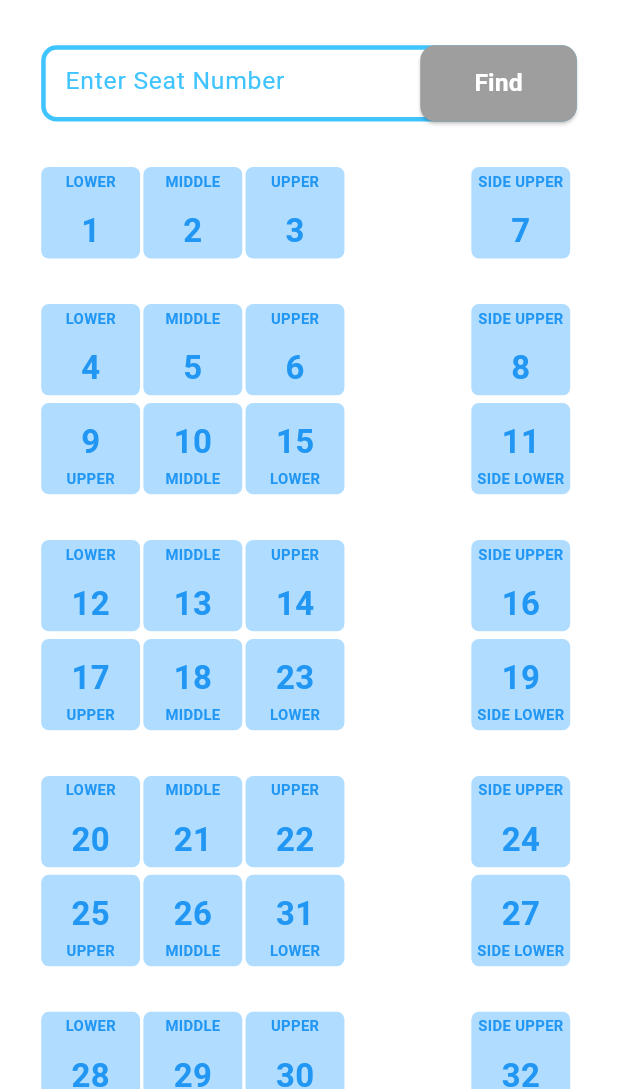
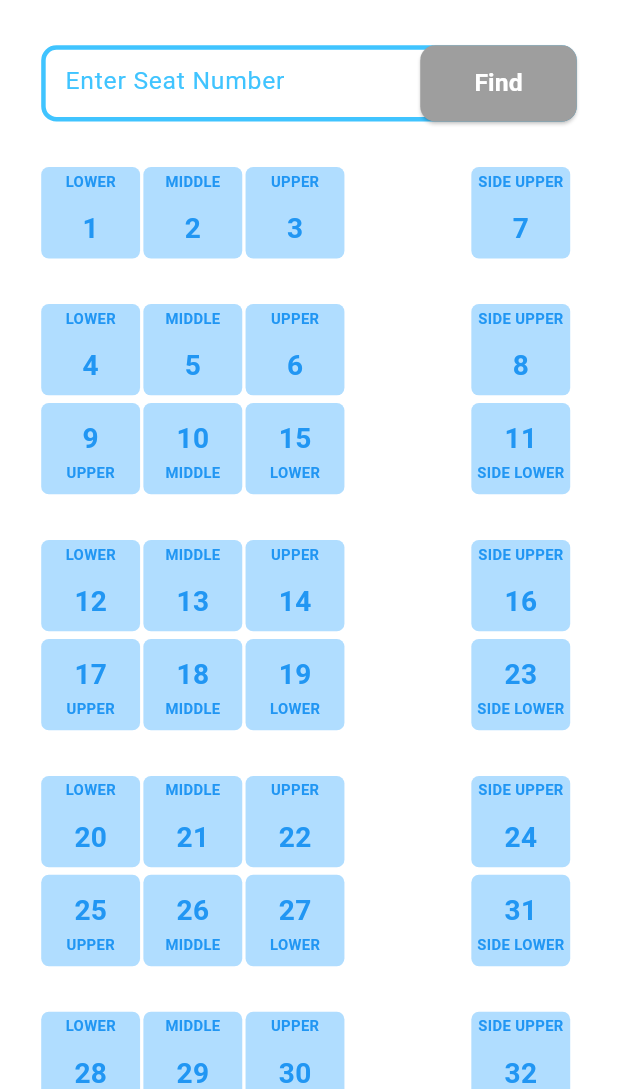
Before and after one commit to Amrut-03/Seat_finder, a Flutter app: the screen it shows after launch, on a phone screen of 412 x 824 dp, the part 147-1236 px from its top. Run offline on Flutter 3.47's test engine with Material 3 defaults, Android fonts, the phone set to English and light mode, and no system bars; our stand-ins replace flutter_screenutil.

Commit message:
step 1 finished

```diff
--- a/lib/Home_page.dart
+++ b/lib/Home_page.dart
@@ -113,9 +113,9 @@ class _home_pageState extends State<home_page> {
                     lower_seat(num1:'9', num2: '10', num4: '11', LSeat: klow,
                       MSeat: kmid, USeat: kupr, SLSeat: kslow, num3: '15',
                       UpdateCLR1: Enter_S_no == '9' ? Change_Clr : Clrbutton, UpdateCLR2: Enter_S_no == '10' ? Change_Clr : Clrbutton,
-                      UpdateCLR3: Enter_S_no == '11' ? Change_Clr : Clrbutton, UpdateCLR4: Enter_S_no == '15' ? Change_Clr : Clrbutton,
+                      UpdateCLR3: Enter_S_no == '15' ? Change_Clr : Clrbutton, UpdateCLR4: Enter_S_no == '11' ? Change_Clr : Clrbutton,
                       UpdateTxtCLR1: Enter_S_no == '9' ? NTxt_Clr : Txt_Clr, UpdateTxtCLR2: Enter_S_no == '10' ? NTxt_Clr : Txt_Clr,
-                      UpdateTxtCLR3: Enter_S_no == '11' ? NTxt_Clr : Txt_Clr, UpdateTxtCLR4: Enter_S_no == '15' ? NTxt_Clr : Txt_Clr,),
+                      UpdateTxtCLR3: Enter_S_no == '15' ? NTxt_Clr : Txt_Clr, UpdateTxtCLR4: Enter_S_no == '11' ? NTxt_Clr : Txt_Clr,),
                     SizedBox(height: 30.h,),
                     upper_seat(num1: '12', num2: '13', num3: '14', num4: '16',
                       Useat: kupr, Mseat: kmid, Lseat: klow, SUseat: ksupr,
@@ -124,8 +124,8 @@ class _home_pageState extends State<home_page> {
                       UpdateTxtCLR1: Enter_S_no == '12' ? NTxt_Clr : Txt_Clr, UpdateTxtCLR2: Enter_S_no == '13' ? NTxt_Clr : Txt_Clr,
                       UpdateTxtCLR3: Enter_S_no == '14' ? NTxt_Clr : Txt_Clr, UpdateTxtCLR4: Enter_S_no == '16' ? NTxt_Clr : Txt_Clr,),
                     SizedBox(height: 5.h,),
-                    lower_seat(num1:'17', num2: '18', num4: '19', LSeat: klow,
-                      MSeat: kmid, USeat: kupr, SLSeat: kslow, num3: '23',
+                    lower_seat(num1:'17', num2: '18', num4: '23', LSeat: klow,
+                      MSeat: kmid, USeat: kupr, SLSeat: kslow, num3: '19',
                       UpdateCLR1: Enter_S_no == '17' ? Change_Clr : Clrbutton, UpdateCLR2: Enter_S_no == '18' ? Change_Clr : Clrbutton,
                       UpdateCLR3: Enter_S_no == '19' ? Change_Clr : Clrbutton, UpdateCLR4: Enter_S_no == '23' ? Change_Clr : Clrbutton,
                       UpdateTxtCLR1: Enter_S_no == '17' ? NTxt_Clr : Txt_Clr, UpdateTxtCLR2: Enter_S_no == '18' ? NTxt_Clr : Txt_Clr,
@@ -138,8 +138,8 @@ class _home_pageState extends State<home_page> {
                       UpdateTxtCLR1: Enter_S_no == '20' ? NTxt_Clr : Txt_Clr, UpdateTxtCLR2: Enter_S_no == '21' ? NTxt_Clr : Txt_Clr,
                       UpdateTxtCLR3: Enter_S_no == '22' ? NTxt_Clr : Txt_Clr, UpdateTxtCLR4: Enter_S_no == '24' ? NTxt_Clr : Txt_Clr,),
                     SizedBox(height: 5.h,),
-                    lower_seat(num1:'25', num2: '26', num4: '27', LSeat: klow,
-                      MSeat: kmid, USeat: kupr, SLSeat: kslow, num3: '31',
+                    lower_seat(num1:'25', num2: '26', num4: '31', LSeat: klow,
+                      MSeat: kmid, USeat: kupr, SLSeat: kslow, num3: '27',
                       UpdateCLR1: Enter_S_no == '25' ? Change_Clr : Clrbutton, UpdateCLR2: Enter_S_no == '26' ? Change_Clr : Clrbutton,
                       UpdateCLR3: Enter_S_no == '27' ? Change_Clr : Clrbutton, UpdateCLR4: Enter_S_no == '31' ? Change_Clr : Clrbutton,
                       UpdateTxtCLR1: Enter_S_no == '25' ? NTxt_Clr : Txt_Clr, UpdateTxtCLR2: Enter_S_no == '26' ? NTxt_Clr : Txt_Clr,
@@ -152,12 +152,12 @@ class _home_pageState extends State<home_page> {
                       UpdateTxtCLR1: Enter_S_no == '28' ? NTxt_Clr : Txt_Clr, UpdateTxtCLR2: Enter_S_no == '29' ? NTxt_Clr : Txt_Clr,
                       UpdateTxtCLR3: Enter_S_no == '30' ? NTxt_Clr : Txt_Clr, UpdateTxtCLR4: Enter_S_no == '32' ? NTxt_Clr : Txt_Clr,),
                     SizedBox(height: 5.h,),
-                    lower_seat(num1:'33', num2: '34', num4: '35', LSeat: klow,
-                      MSeat: kmid, USeat: kupr, SLSeat: kslow, num3: '39',
+                    lower_seat(num1:'33', num2: '34', num4: '39', LSeat: klow,
+                      MSeat: kmid, USeat: kupr, SLSeat: kslow, num3: '35',
                       UpdateCLR1: Enter_S_no == '33' ? Change_Clr : Clrbutton, UpdateCLR2: Enter_S_no == '34' ? Change_Clr : Clrbutton,
                       UpdateCLR3: Enter_S_no == '35' ? Change_Clr : Clrbutton, UpdateCLR4: Enter_S_no == '39' ? Change_Clr : Clrbutton,
                       UpdateTxtCLR1: Enter_S_no == '33' ? NTxt_Clr : Txt_Clr, UpdateTxtCLR2: Enter_S_no == '34' ? NTxt_Clr : Txt_Clr,
-                      UpdateTxtCLR3: Enter_S_no == '35' ? NTxt_Clr : Txt_Clr, UpdateTxtCLR4: Enter_S_no == '3' ? NTxt_Clr : Txt_Clr,),
+                      UpdateTxtCLR3: Enter_S_no == '35' ? NTxt_Clr : Txt_Clr, UpdateTxtCLR4: Enter_S_no == '39' ? NTxt_Clr : Txt_Clr,),
                     SizedBox(height: 30.h,),
                   ],
                 ),
--- a/lib/lower_seat.dart
+++ b/lib/lower_seat.dart
@@ -50,7 +50,7 @@ class _lower_seatState extends State<lower_seat> {
                   Padding(
                     padding: EdgeInsets.only(top: 10.h,bottom: 3.h),
                     child: Text(widget.num1,style: TextStyle(
-                        fontSize: 20.sp,
+                        fontSize: 17.sp,
                         fontWeight: FontWeight.bold,
                         color: widget.UpdateTxtCLR1,
                     ),),
@@ -78,7 +78,7 @@ class _lower_seatState extends State<lower_seat> {
                   Padding(
                     padding: EdgeInsets.only(top: 10.h,bottom: 3.h),
                     child: Text(widget.num2,style: TextStyle(
-                        fontSize: 20.sp,
+                        fontSize: 17.sp,
                         fontWeight: FontWeight.bold,
                         color: widget.UpdateTxtCLR2,
                     ),),
@@ -106,7 +106,7 @@ class _lower_seatState extends State<lower_seat> {
                   Padding(
                     padding: EdgeInsets.only(top: 10.h,bottom: 3.h),
                     child: Text(widget.num3,style: TextStyle(
-                        fontSize: 20.sp,
+                        fontSize: 17.sp,
                         fontWeight: FontWeight.bold,
                         color: widget.UpdateTxtCLR3,
                     ),),
@@ -133,7 +133,7 @@ class _lower_seatState extends State<lower_seat> {
                   Padding(
                     padding: EdgeInsets.only(top: 10.h,bottom: 3.h),
                     child: Text(widget.num4,style: TextStyle(
-                        fontSize: 20.sp,
+                        fontSize: 17.sp,
                         fontWeight: FontWeight.bold,
                         color: widget.UpdateTxtCLR4,
                     ),),
--- a/lib/upper_seat.dart
+++ b/lib/upper_seat.dart
@@ -57,7 +57,7 @@ class _upper_seatState extends State<upper_seat> {
                     ),),
                   ),
                   Text(widget.num1,style: TextStyle(
-                      fontSize: 20.sp,
+                      fontSize: 17.sp,
                       fontWeight: FontWeight.bold,
                       color: widget.UpdateTxtCLR1,
                   ),)
@@ -85,7 +85,7 @@ class _upper_seatState extends State<upper_seat> {
                     ),),
                   ),
                   Text(widget.num2,style: TextStyle(
-                      fontSize: 20.sp,
+                      fontSize: 17.sp,
                       fontWeight: FontWeight.bold,
                       color: widget.UpdateTxtCLR2,
                   ),)
@@ -113,7 +113,7 @@ class _upper_seatState extends State<upper_seat> {
                     ),),
                   ),
                   Text(widget.num3,style: TextStyle(
-                      fontSize: 20.sp,
+                      fontSize: 17.sp,
                       fontWeight: FontWeight.bold,
                       color: widget.UpdateTxtCLR3,
                   ),)
@@ -140,7 +140,7 @@ class _upper_seatState extends State<upper_seat> {
                     ),),
                   ),
                   Text(widget.num4,style: TextStyle(
-                      fontSize: 20.sp,
+                      fontSize: 17.sp,
                       fontWeight: FontWeight.bold,
                       color: widget.UpdateTxtCLR4,
                   ),)
```
